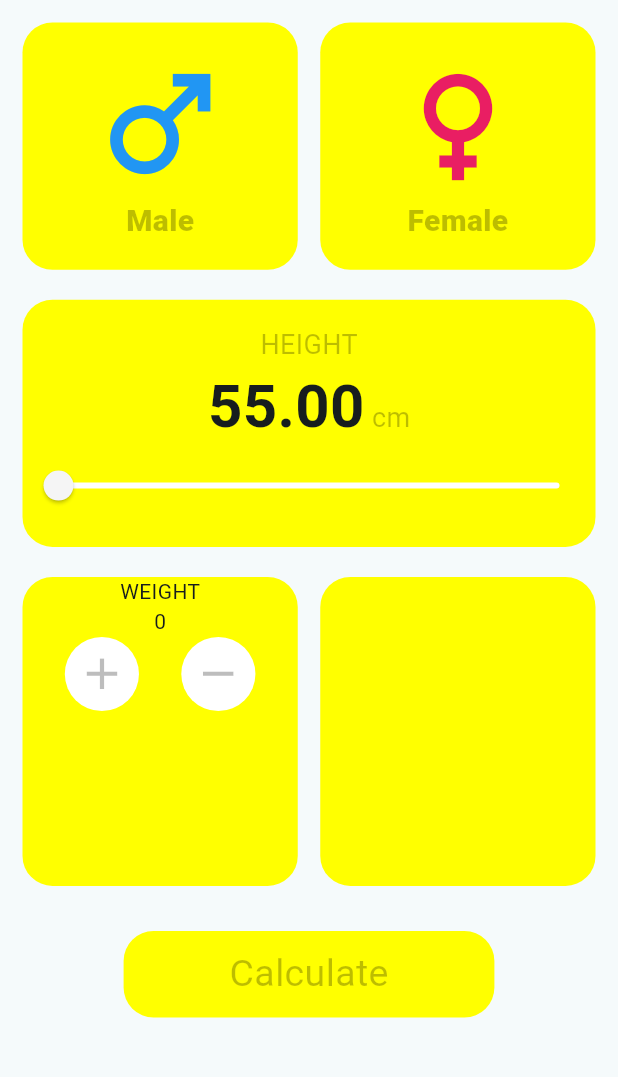
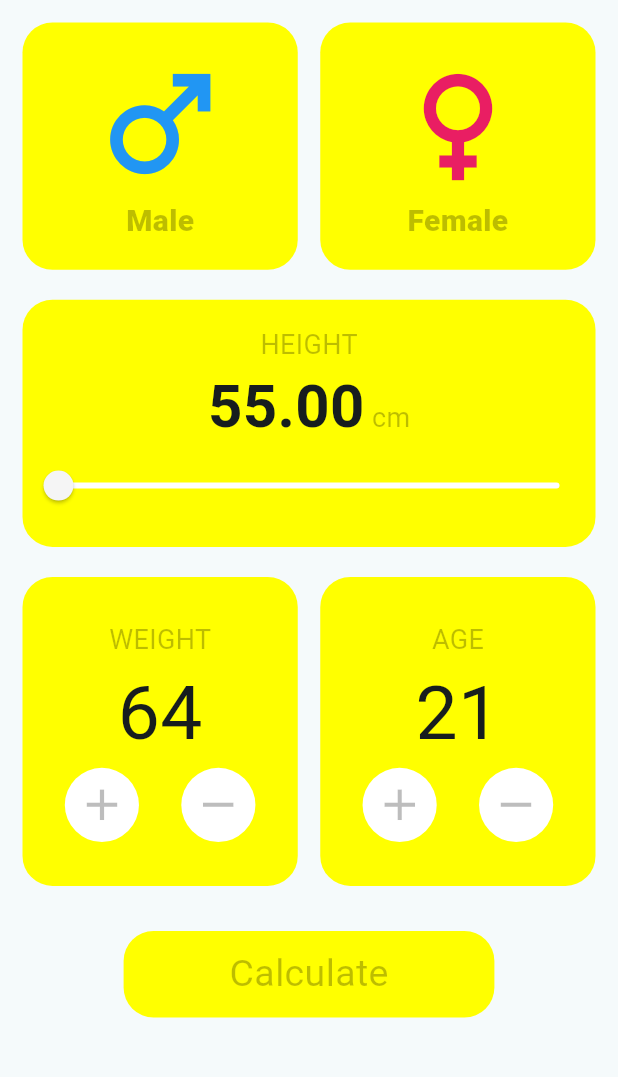
Before and after one commit to Ratndeep1999/bmi_calculator, a Flutter app: the screen it shows after launch, on a phone screen of 412 x 824 dp, the part 84-1161 px from its top. Run offline on Flutter 3.47's test engine with Material 3 defaults, Android fonts, the phone set to English and light mode, and no system bars.

Commit message:
bmi_calculator_page.dart : male anf female section (container, icons, text) added, Height section (Text.rich, Text and slider) added, weight Container(Text, weight, buttons) and age Container(Text, age, buttons) both section added, calculate bmi button to calculate bmi added,

```diff
--- a/lib/bmi_calculator_page.dart
+++ b/lib/bmi_calculator_page.dart
@@ -10,9 +10,9 @@ class BmiCalculatorPage extends StatefulWidget {
 class _BmiCalculatorPageState extends State<BmiCalculatorPage> {
   double _height = 55;
 
-  int _weight = 0;
+  int _weight = 64;
 
-  int _age = 0;
+  int _age = 21;
 
   @override
   Widget build(BuildContext context) {
@@ -178,16 +178,30 @@ class _BmiCalculatorPageState extends State<BmiCalculatorPage> {
                         color: Colors.yellowAccent,
                       ),
                       child: Column(
+                        mainAxisAlignment: MainAxisAlignment.center,
                         children: [
-                          const Text("WEIGHT"),
-                          Text(_weight.toString()),
+                          const Text(
+                            "WEIGHT",
+                            style: TextStyle(
+                              fontSize: 18,
+                              color: Colors.black26,
+                            ),
+                          ),
+                          Text(
+                            _weight.toString(),
+                            style: TextStyle(
+                              fontSize: 50,
+                              fontWeight: FontWeight.w400,
+                            ),
+                          ),
                           // row for increment and decrement buttons
                           Row(
                             mainAxisAlignment: MainAxisAlignment.spaceEvenly,
                             children: [
                               // Increment button
                               Container(
-                                height: MediaQuery.of(context).size.height * 0.06,
+                                height:
+                                    MediaQuery.of(context).size.height * 0.06,
                                 width: MediaQuery.of(context).size.width * 0.12,
                                 decoration: BoxDecoration(
                                   borderRadius: BorderRadius.circular(50),
@@ -205,7 +219,8 @@ class _BmiCalculatorPageState extends State<BmiCalculatorPage> {
 
                               // Decrement button
                               Container(
-                                height: MediaQuery.of(context).size.height * 0.06,
+                                height:
+                                    MediaQuery.of(context).size.height * 0.06,
                                 width: MediaQuery.of(context).size.width * 0.12,
                                 decoration: BoxDecoration(
                                   borderRadius: BorderRadius.circular(50),
@@ -236,6 +251,68 @@ class _BmiCalculatorPageState extends State<BmiCalculatorPage> {
                       decoration: BoxDecoration(
                         borderRadius: BorderRadius.circular(20),
                         color: Colors.yellowAccent,
+                      ),
+                      child: Column(
+                        mainAxisAlignment: MainAxisAlignment.center,
+                        children: [
+                          const Text(
+                            "AGE",
+                            style: TextStyle(
+                              fontSize: 18,
+                              color: Colors.black26,
+                            ),
+                          ),
+                          Text(
+                            _age.toString(),
+                            style: TextStyle(
+                              fontSize: 50,
+                              fontWeight: FontWeight.w400,
+                            ),
+                          ),
+                          // row for increment and decrement buttons
+                          Row(
+                            mainAxisAlignment: MainAxisAlignment.spaceEvenly,
+                            children: [
+                              // Increment button
+                              Container(
+                                height:
+                                MediaQuery.of(context).size.height * 0.06,
+                                width: MediaQuery.of(context).size.width * 0.12,
+                                decoration: BoxDecoration(
+                                  borderRadius: BorderRadius.circular(50),
+                                  color: Colors.white,
+                                ),
+                                child: InkWell(
+                                  onTap: () {},
+                                  child: Icon(
+                                    Icons.add,
+                                    size: 35,
+                                    color: Colors.black26,
+                                  ),
+                                ),
+                              ),
+
+                              // Decrement button
+                              Container(
+                                height:
+                                MediaQuery.of(context).size.height * 0.06,
+                                width: MediaQuery.of(context).size.width * 0.12,
+                                decoration: BoxDecoration(
+                                  borderRadius: BorderRadius.circular(50),
+                                  color: Colors.white,
+                                ),
+                                child: InkWell(
+                                  onTap: () {},
+                                  child: Icon(
+                                    Icons.remove,
+                                    size: 35,
+                                    color: Colors.black26,
+                                  ),
+                                ),
+                              ),
+                            ],
+                          ),
+                        ],
                       ),
                     ),
                   ),
```
